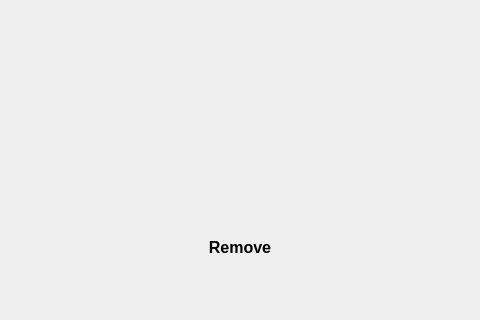
Scintillare/duplicate_finder, file duplfinderui.ui: the form before one commit; both pictures show x 98 to 578 and y 144 to 464 of the 676 by 464 pixel window.
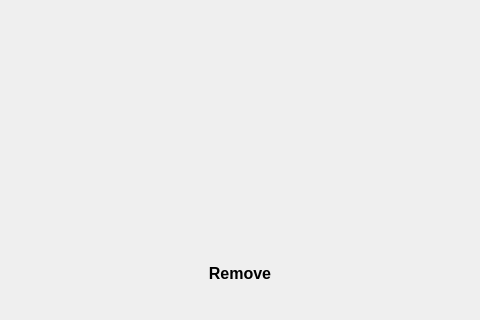
The form after the commit.

Commit message: Test remove function

Diff of the .ui file:
```diff
--- a/duplfinderui.ui
+++ b/duplfinderui.ui
@@ -42,8 +42,8 @@
       </property>
       <property name="minimumSize">
        <size>
-        <width>150</width>
-        <height>80</height>
+        <width>1</width>
+        <height>1</height>
        </size>
       </property>
       <property name="font">
```
The commit also changes 2 other files.
